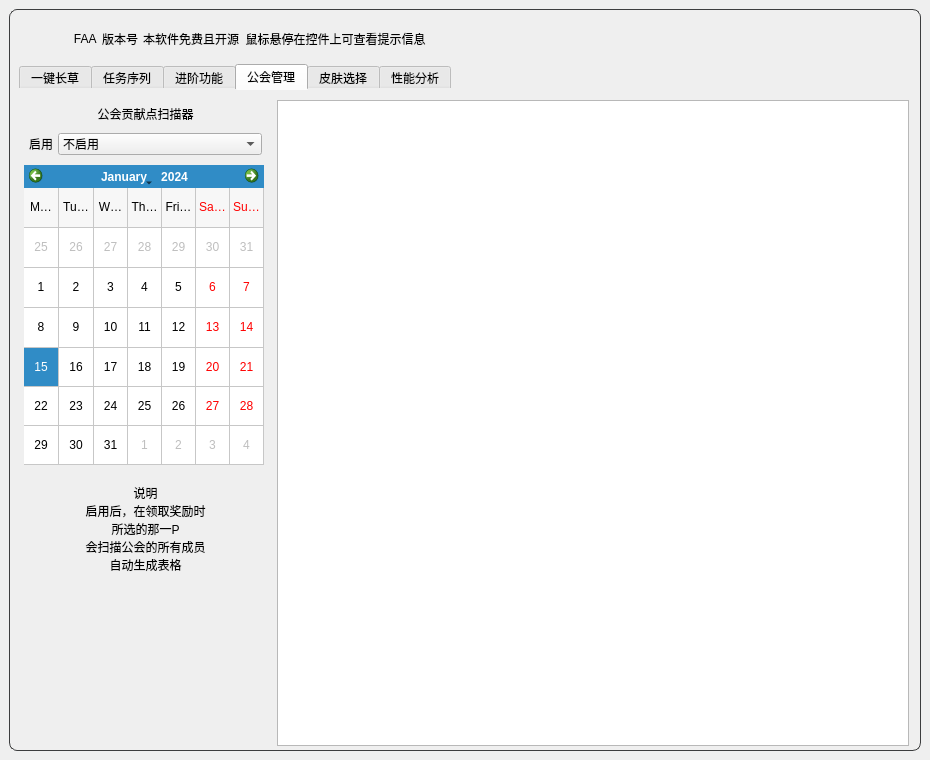
This is resource/ui/FAA_3.0.ui in StareAbyss/FoodsVsMiceAutoAssistant as Qt 5 draws it before an edit. The edited form follows.
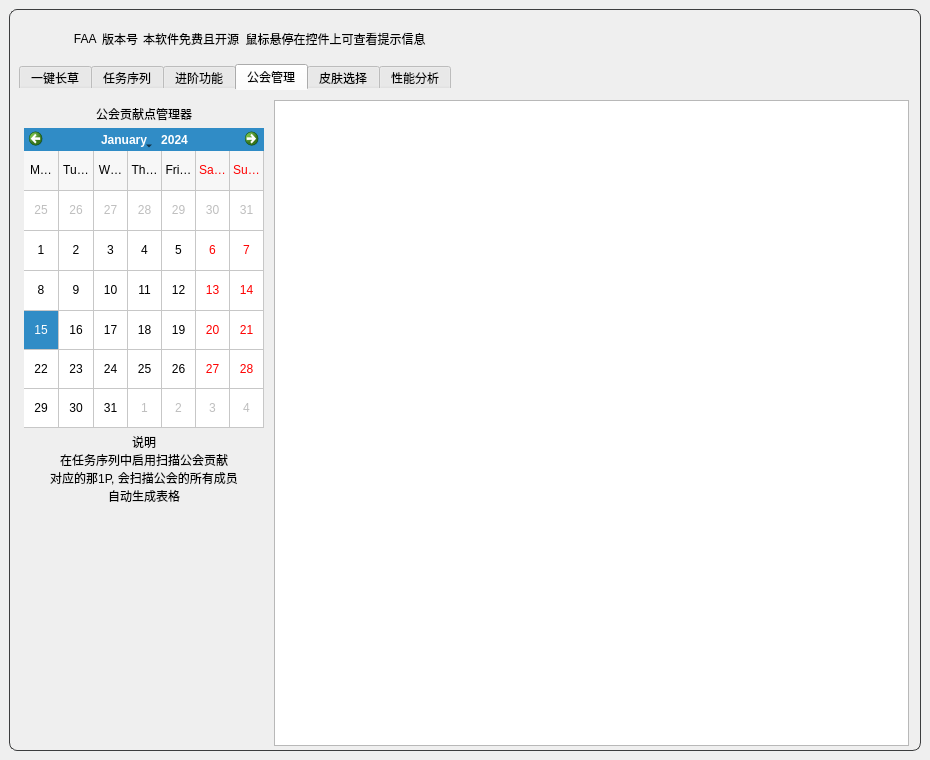
This is the edited form. The open tabs and pages were chosen to show the change. Icons and pictures are not drawn. Custom widgets are drawn as their Qt base class.

Commit message: perf(公会管理器): 添加贡献扫描功能到任务序列的可选任务中, 供用户直接调用.

Patch:
```diff
--- a/resource/ui/FAA_3.0.ui
+++ b/resource/ui/FAA_3.0.ui
@@ -7118,73 +7118,13 @@
              <item>
               <widget class="QLabel" name="label_10">
                <property name="text">
-                <string>公会贡献点扫描器</string>
+                <string>公会贡献点管理器</string>
                </property>
                <property name="alignment">
                 <set>Qt::AlignCenter</set>
                </property>
               </widget>
              </item>
-             <item>
-              <layout class="QHBoxLayout" name="Lay_AdvancedSettings_Bottom_2" stretch="0,1">
-               <property name="leftMargin">
-                <number>5</number>
-               </property>
-               <property name="topMargin">
-                <number>5</number>
-               </property>
-               <property name="rightMargin">
-                <number>5</number>
-               </property>
-               <property name="bottomMargin">
-                <number>5</number>
-               </property>
-               <item>
-                <widget class="QLabel" name="label_12">
-                 <property name="text">
-                  <string>启用</string>
-                 </property>
-                </widget>
-               </item>
-               <item>
-                <widget class="QComboBox" name="GuildManager_Active">
-                 <property name="sizePolicy">
-                  <sizepolicy hsizetype="Preferred" vsizetype="Preferred">
-                   <horstretch>0</horstretch>
-                   <verstretch>0</verstretch>
-                  </sizepolicy>
-                 </property>
-                 <property name="minimumSize">
-                  <size>
-                   <width>0</width>
-                   <height>0</height>
-                  </size>
-                 </property>
-                 <property name="maximumSize">
-                  <size>
-                   <width>2000</width>
-                   <height>50</height>
-                  </size>
-                 </property>
-                 <item>
-                  <property name="text">
-                   <string>不启用</string>
-                  </property>
-                 </item>
-                 <item>
-                  <property name="text">
-                   <string>1P启用</string>
-                  </property>
-                 </item>
-                 <item>
-                  <property name="text">
-                   <string>2P启用</string>
-                  </property>
-                 </item>
-                </widget>
-               </item>
-              </layout>
-             </item>
              <item>
               <widget class="QCalendarWidget" name="DateSelector">
                <property name="minimumSize">
@@ -7219,11 +7159,9 @@
              <item>
               <widget class="QLabel" name="label_11">
                <property name="text">
-                <string>
-说明
-启用后，在领取奖励时
-所选的那一P
-会扫描公会的所有成员
+                <string>说明
+在任务序列中启用扫描公会贡献
+对应的那1P, 会扫描公会的所有成员
 自动生成表格</string>
                </property>
                <property name="alignment">
```
The commit also changes 5 other files.
